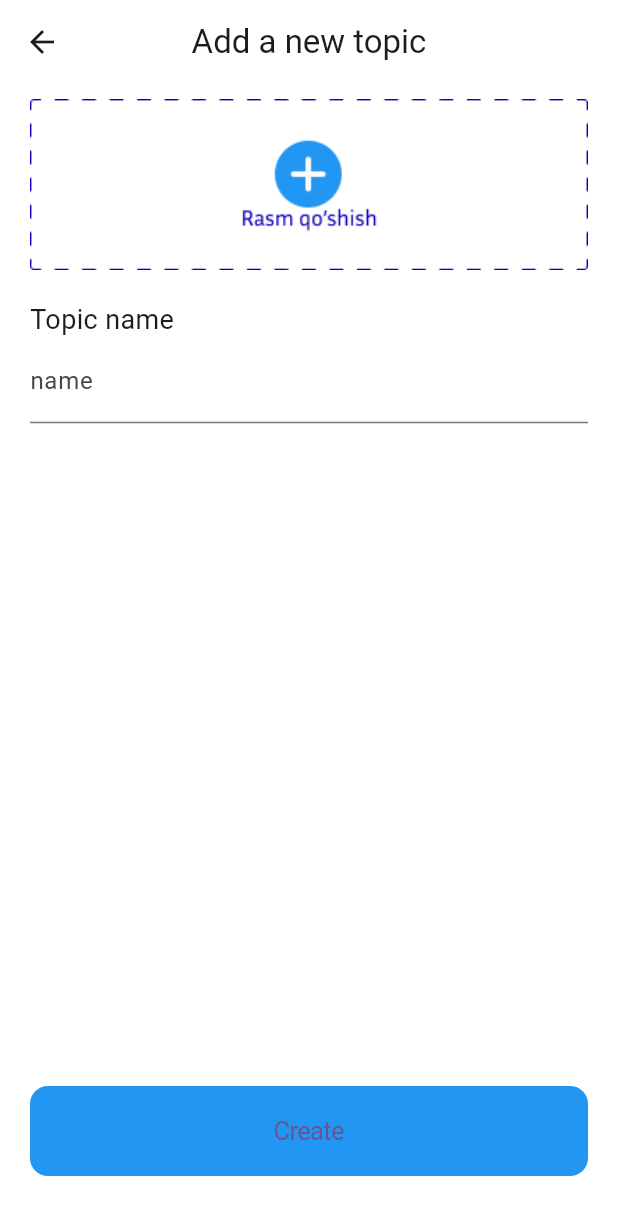
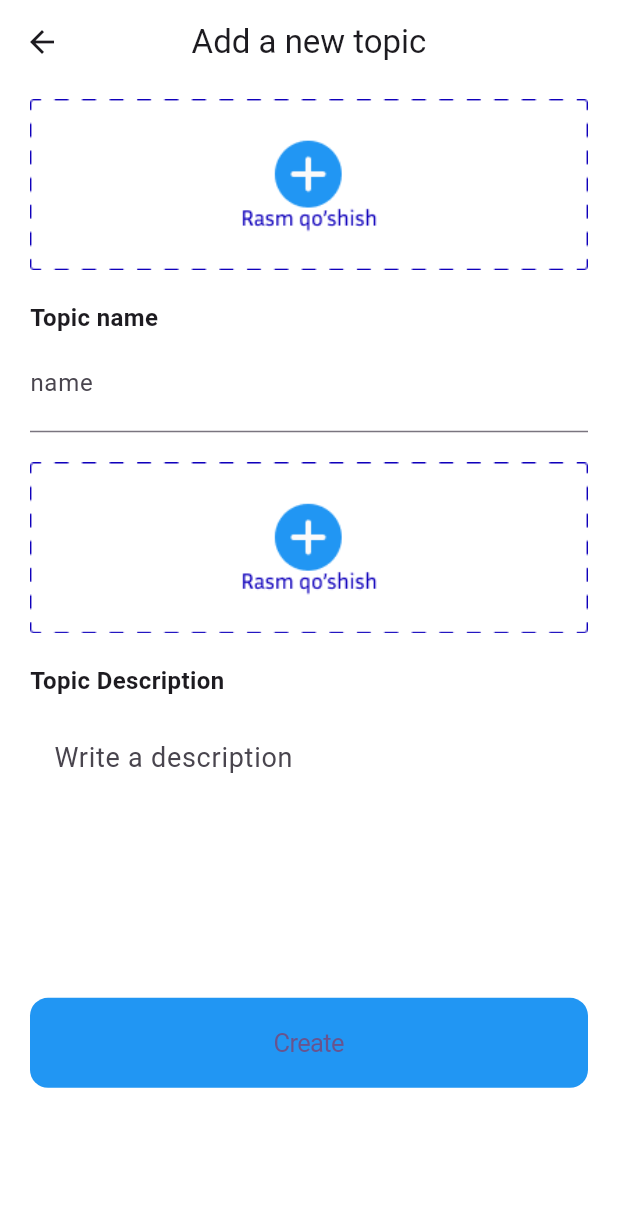
Before and after one commit to Ibroximfd/aeronavigatsiya, a Flutter app: the ADDMavzu screen opened directly, on a phone screen of 412 x 824 dp. Shown: the top 1215 px of the screen. Run offline on Flutter 3.47's test engine with Material 3 defaults, Android fonts, the phone set to English and light mode, and no system bars; our stand-ins replace cloud_firestore, connectivity_plus, firebase_auth, firebase_core, firebase_database, firebase_storage and 5 more; missing offline and left inert: firebase_app_check, gallery_picker; accounts and stored records are empty.

Commit message:
6-commit

```diff
--- a/lib/core/constant/network_service_const.dart
+++ b/lib/core/constant/network_service_const.dart
@@ -1,4 +1,5 @@
 class NetworkServiceConst {
   static String meteoTopicsName = "meteoTopicsName";
   static String meteoTopicsImage = "meteoTopicsImage";
+  static String meteoTopicsImageDetail = "meteoTopicsImageDetail";
 }
--- a/lib/data/entity/meteo_topic_model.dart
+++ b/lib/data/entity/meteo_topic_model.dart
@@ -10,12 +10,16 @@ String meteoTopicModelToJson(List<MeteoTopicItem> data) =>
 class MeteoTopicItem {
   String? id;
   String title;
+  String description;
   String imageUrl;
+  String imageUrlSecond;
 
   MeteoTopicItem({
     this.id,
     required this.title,
+    required this.description,
     required this.imageUrl,
+    required this.imageUrlSecond,
   });
 
   // Firebase'dan kelgan ma'lumotlarni konvertatsiya qilish uchun
@@ -23,7 +27,9 @@ class MeteoTopicItem {
     return MeteoTopicItem(
       id: data['id'],
       title: data['title'],
+      description: data['description'],
       imageUrl: data['imageUrl'],
+      imageUrlSecond: data['imageUrlSecond'],
     );
   }
 
@@ -32,7 +38,9 @@ class MeteoTopicItem {
     return {
       'id': id,
       'title': title,
+      'description': description,
       'imageUrl': imageUrl,
+      'imageUrlSecond': imageUrlSecond,
     };
   }
 }
--- a/lib/feature/meteologiya/view/pages/add_mavzu.dart
+++ b/lib/feature/meteologiya/view/pages/add_mavzu.dart
@@ -19,11 +19,13 @@ class ADDMavzu extends ConsumerWidget {
       resizeToAvoidBottomInset: false,
       backgroundColor: const Color(0xFFFFFFFF),
       appBar: AppBar(
+        surfaceTintColor: const Color(0xFFFFFFFF),
         backgroundColor: const Color(0xFFFFFFFF),
         title: const Text("Add a new topic"),
         centerTitle: true,
       ),
-      body: Padding(
+      body: SingleChildScrollView(
+        child: Padding(
           padding: const EdgeInsets.symmetric(horizontal: 20),
           child: Column(
             crossAxisAlignment: CrossAxisAlignment.start,
@@ -49,11 +51,16 @@ class ADDMavzu extends ConsumerWidget {
                             Radius.circular(10),
                           ),
                         ),
+                        child: ClipRRect(
+                          borderRadius: const BorderRadius.all(
+                            Radius.circular(12),
+                          ),
                           child: Image.file(
                             con.image!,
                             width: double.maxFinite,
-                        height: 280,
+                            height: 200,
                             fit: BoxFit.cover,
+                          ),
                         ),
                       ),
               ),
@@ -63,16 +70,90 @@ class ADDMavzu extends ConsumerWidget {
               const Text(
                 "Topic name",
                 style: TextStyle(
-                fontSize: 18,
+                  fontSize: 16,
+                  fontWeight: FontWeight.bold,
                 ),
               ),
               TextFormField(
                 controller: con.nameContrl,
+                style: const TextStyle(
+                  fontSize: 22,
+                ),
                 decoration: const InputDecoration(
                   label: Text("name"),
                 ),
               ),
-            const Spacer(),
+              const SizedBox(
+                height: 20,
+              ),
+              GestureDetector(
+                onTap: () async {
+                  try {
+                    con.getImageSecond(ImageSource.gallery);
+                  } catch (e) {
+                    debugPrint("Bomadi brat");
+                  }
+                },
+                child: con.imageSecond == null
+                    ? Image.asset(
+                        "assets/images/add_image.png",
+                      )
+                    : Container(
+                        decoration: const BoxDecoration(
+                          borderRadius: BorderRadius.all(
+                            Radius.circular(10),
+                          ),
+                        ),
+                        child: ClipRRect(
+                          borderRadius: const BorderRadius.all(
+                            Radius.circular(12),
+                          ),
+                          child: Image.file(
+                            con.imageSecond!,
+                            width: double.maxFinite,
+                            height: 200,
+                            fit: BoxFit.cover,
+                          ),
+                        ),
+                      ),
+              ),
+              const SizedBox(
+                height: 20,
+              ),
+              const Text(
+                "Topic Description",
+                style: TextStyle(
+                  fontSize: 16,
+                  fontWeight: FontWeight.bold,
+                ),
+              ),
+              const SizedBox(
+                height: 10,
+              ),
+              SizedBox(
+                height: 150,
+                width: double.maxFinite,
+                child: TextFormField(
+                  style: const TextStyle(
+                    fontSize: 18,
+                  ),
+                  maxLines: null,
+                  controller: con.discCtrl,
+                  decoration: const InputDecoration(
+                      hintText: "Write a description",
+                      border: OutlineInputBorder(
+                        borderSide: BorderSide.none,
+                        borderRadius: BorderRadius.all(
+                          Radius.circular(
+                            12,
+                          ),
+                        ),
+                      )),
+                ),
+              ),
+              const SizedBox(
+                height: 40,
+              ),
               SizedBox(
                 height: 60,
                 width: double.maxFinite,
@@ -80,47 +161,32 @@ class ADDMavzu extends ConsumerWidget {
                   color: Colors.blue,
                   child: const Text("Create"),
                   onPressed: () {
-                  // NetworkServiceMeteoTopic.create(
-                  //     dbPath: NetworkServiceConst.meteoTopicsName,
-                  //     data: {
-                  //       "name": con.nameContrl.text,
-                  //     }).then(
-                  //   (value) {
-                  //     Navigator.pop(context);
-                  //     con.nameContrl.clear();
-                  //   },
-                  // );
-                  // conMeteo.uploadFile(
-                  //   con.image!,
-                  // );
-
-                  // conMeteo
-                  //     .create(
-                  //         NetworkServiceConst.meteoTopicsName, con.nameContrl)
-                  //     .then(
-                  //       (value) => Navigator.pop(context),
-                  //     );
-
                     conMeteo
                         .uplodItes(
-                    con.nameContrl.text,
-                    con.image!,
-                    "MeteoTopic",
-                    NetworkServiceConst.meteoTopicsImage,
-                    NetworkServiceConst.meteoTopicsName,
+                      title: con.nameContrl.text,
+                      imageUrls: con.imageUrls,
+                      patternPath: "MeteoTopic",
+                      imagePath: NetworkServiceConst.meteoTopicsImage,
+                      imagePathSecond:
+                          NetworkServiceConst.meteoTopicsImageDetail,
+                      path: NetworkServiceConst.meteoTopicsName,
+                      description: con.discCtrl.text,
+                      imageFile: con.image!,
+                      imageFileSecond: con.imageSecond!,
                     )
                         .then(
                       (value) {
                         Navigator.pop(context);
+                        con.discCtrl.clear();
+                        con.nameContrl.clear();
                       },
                     );
                   },
                 ),
               ),
-            const SizedBox(
-              height: 40,
+              const SizedBox(height: 40,),
+            ],
           ),
-          ],
         ),
       ),
     );
--- a/pubspec.yaml
+++ b/pubspec.yaml
@@ -27,12 +27,12 @@ dependencies:
   firebase_storage: ^11.7.5
   file_picker: ^8.0.3
   image_picker: ^1.1.1
-  image_picker_ios: ^0.8.4
   firebase_database: ^10.5.5
   shared_preferences: ^2.2.3
-  shimmer: ^3.0.0
   firebase_app_check: ^0.2.2+5
   gallery_picker: ^0.5.1
+  cached_network_image: ^3.3.1
+  connectivity_plus: ^6.0.3
 
 dev_dependencies:
   flutter_test:
```
Also changed, not shown: lib/core/services/conectivity_notifier.dart (added, +21 -0 lines), lib/core/services/rtdb_service.dart (+22 -3 lines), lib/core/utils/snackbar.dart (added, +19 -0 lines), lib/core/widgets/my_shimmer.dart (deleted, +0 -48 lines), lib/feature/detail_page/view/pages/detail_page.dart (+81 -8 lines), lib/feature/detail_page/view_model/deteil_controller.dart (added, +18 -0 lines), lib/feature/meteologiya/view/pages/meteologiya_page.dart (+40 -21 lines), lib/feature/meteologiya/view_model/add_topic_controller.dart (+47 -6 lines), lib/feature/meteologiya/view_model/meteo_controller.dart (+25 -3 lines), assets/icons/arrow_back.png (added), pubspec.lock, 3 other files. Lines whose indentation alone changed are shown as unchanged.
